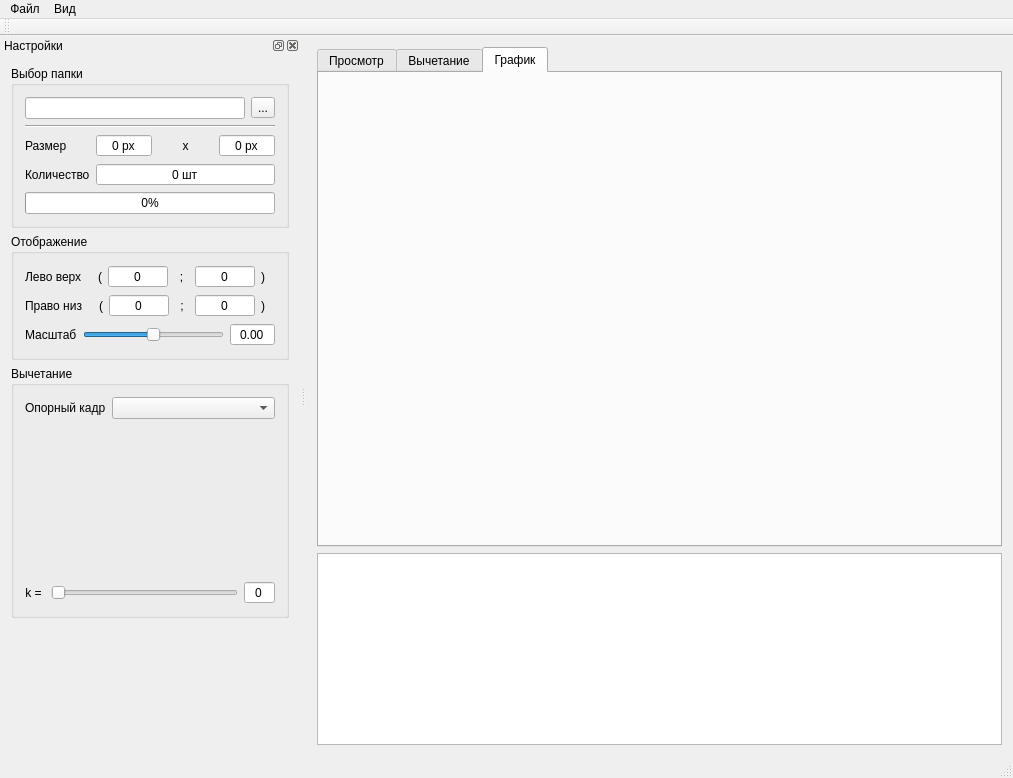
Old version of the form mainwindow.ui in the repository gurmaaan/SharpnessSort.
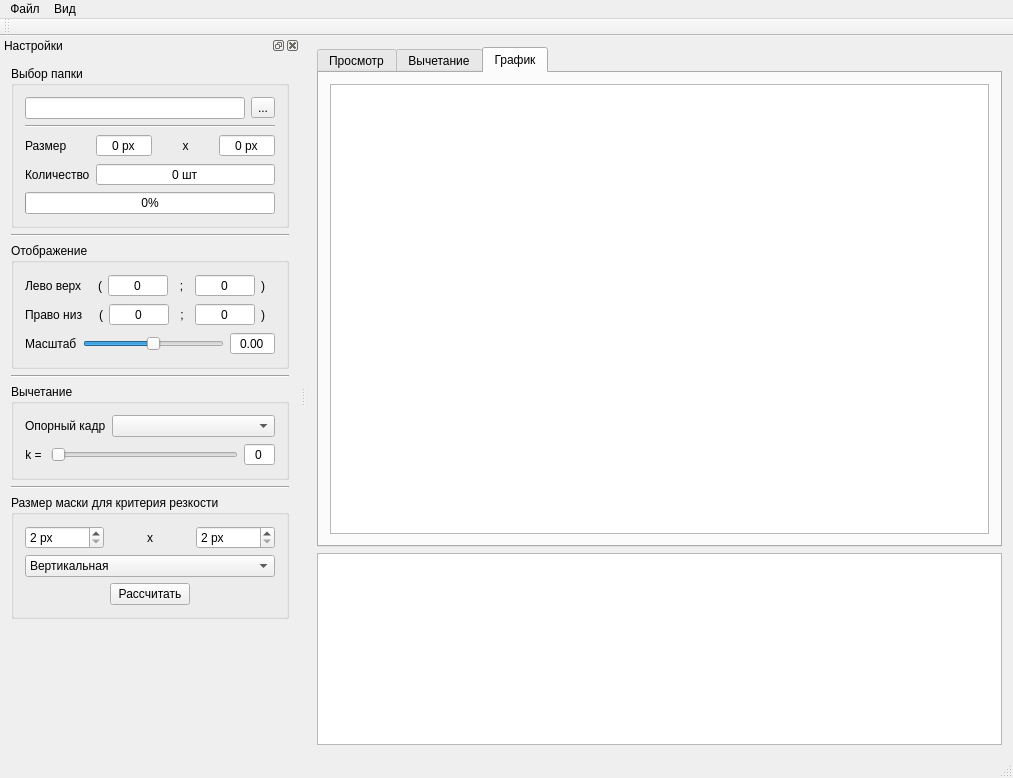
New version of the form. Icons and pictures are not drawn.

Commit message: Добавлен интерфейс маски и функция генерация маски + функция вывода маски на экран

Patch:
```diff
--- a/mainwindow.ui
+++ b/mainwindow.ui
@@ -61,6 +61,11 @@
        <attribute name="title">
         <string>График</string>
        </attribute>
+       <layout class="QVBoxLayout" name="verticalLayout_8">
+        <item>
+         <widget class="QGraphicsView" name="graphicsView"/>
+        </item>
+       </layout>
       </widget>
      </widget>
     </item>
@@ -158,7 +163,7 @@
       <height>0</height>
      </size>
     </property>
-    <layout class="QVBoxLayout" name="verticalLayout_4">
+    <layout class="QVBoxLayout" name="verticalLayout_9">
      <item>
       <widget class="QGroupBox" name="dir_gb">
        <property name="title">
@@ -285,6 +290,13 @@
        </layout>
       </widget>
      </item>
+     <item>
+      <widget class="Line" name="line_3">
+       <property name="orientation">
+        <enum>Qt::Horizontal</enum>
+       </property>
+      </widget>
+     </item>
      <item>
       <widget class="QGroupBox" name="view_gb">
        <property name="title">
@@ -534,6 +546,13 @@
        </layout>
       </widget>
      </item>
+     <item>
+      <widget class="Line" name="line_2">
+       <property name="orientation">
+        <enum>Qt::Horizontal</enum>
+       </property>
+      </widget>
+     </item>
      <item>
       <widget class="QGroupBox" name="diff_gb">
        <property name="title">
@@ -563,19 +582,6 @@
           </item>
          </layout>
         </item>
-        <item>
-         <widget class="QLabel" name="baseImagPrevie_lbl">
-          <property name="minimumSize">
-           <size>
-            <width>0</width>
-            <height>150</height>
-           </size>
-          </property>
-          <property name="text">
-           <string/>
-          </property>
-         </widget>
-        </item>
         <item>
          <layout class="QHBoxLayout" name="diffK_H_lyt">
           <item>
@@ -623,14 +629,130 @@
       </widget>
      </item>
      <item>
-      <spacer name="settings_spcr">
+      <widget class="Line" name="line_1">
+       <property name="orientation">
+        <enum>Qt::Horizontal</enum>
+       </property>
+      </widget>
+     </item>
+     <item>
+      <widget class="QGroupBox" name="sharp_gb">
+       <property name="title">
+        <string>Размер маски для критерия резкости</string>
+       </property>
+       <layout class="QVBoxLayout" name="verticalLayout_4">
+        <item>
+         <layout class="QHBoxLayout" name="sharpMask_H_lyt">
+          <item>
+           <widget class="QSpinBox" name="sharpMask_width_sb">
+            <property name="suffix">
+             <string> px</string>
+            </property>
+            <property name="minimum">
+             <number>2</number>
+            </property>
+            <property name="maximum">
+             <number>100</number>
+            </property>
+            <property name="singleStep">
+             <number>2</number>
+            </property>
+           </widget>
+          </item>
+          <item>
+           <widget class="QLabel" name="sharpMask_X_lbl">
+            <property name="text">
+             <string>x</string>
+            </property>
+            <property name="alignment">
+             <set>Qt::AlignCenter</set>
+            </property>
+           </widget>
+          </item>
+          <item>
+           <widget class="QSpinBox" name="sharpMask_height_sb">
+            <property name="suffix">
+             <string> px</string>
+            </property>
+            <property name="minimum">
+             <number>2</number>
+            </property>
+            <property name="maximum">
+             <number>100</number>
+            </property>
+            <property name="singleStep">
+             <number>2</number>
+            </property>
+            <property name="value">
+             <number>2</number>
+            </property>
+           </widget>
+          </item>
+         </layout>
+        </item>
+        <item>
+         <widget class="QComboBox" name="sharpMascType_cb">
+          <item>
+           <property name="text">
+            <string>Вертикальная</string>
+           </property>
+          </item>
+          <item>
+           <property name="text">
+            <string>Горизонтальная</string>
+           </property>
+          </item>
+         </widget>
+        </item>
+        <item>
+         <layout class="QHBoxLayout" name="calcSHarp_H_lyt">
+          <item>
+           <spacer name="calcSharp_L_spcr">
+            <property name="orientation">
+             <enum>Qt::Horizontal</enum>
+            </property>
+            <property name="sizeHint" stdset="0">
+             <size>
+              <width>40</width>
+              <height>20</height>
+             </size>
+            </property>
+           </spacer>
+          </item>
+          <item>
+           <widget class="QPushButton" name="calckSharp_btn">
+            <property name="text">
+             <string>Рассчитать</string>
+            </property>
+           </widget>
+          </item>
+          <item>
+           <spacer name="calcSharp_R_spcr">
+            <property name="orientation">
+             <enum>Qt::Horizontal</enum>
+            </property>
+            <property name="sizeHint" stdset="0">
+             <size>
+              <width>40</width>
+              <height>20</height>
+             </size>
+            </property>
+           </spacer>
+          </item>
+         </layout>
+        </item>
+       </layout>
+      </widget>
+     </item>
+     <item>
+      <spacer name="settings_V_spcr">
        <property name="orientation">
         <enum>Qt::Vertical</enum>
        </property>
        <property name="sizeHint" stdset="0">
         <size>
          <width>20</width>
-         <height>466</height>
+         <height>40</height>
         </size>
        </property>
       </spacer>
```
The commit also changes 2 other files.
